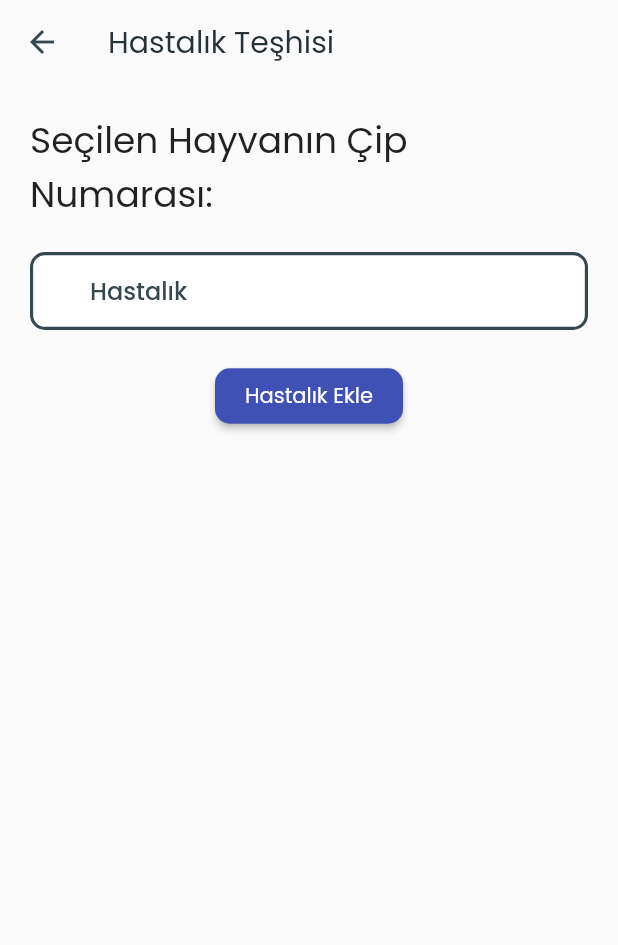
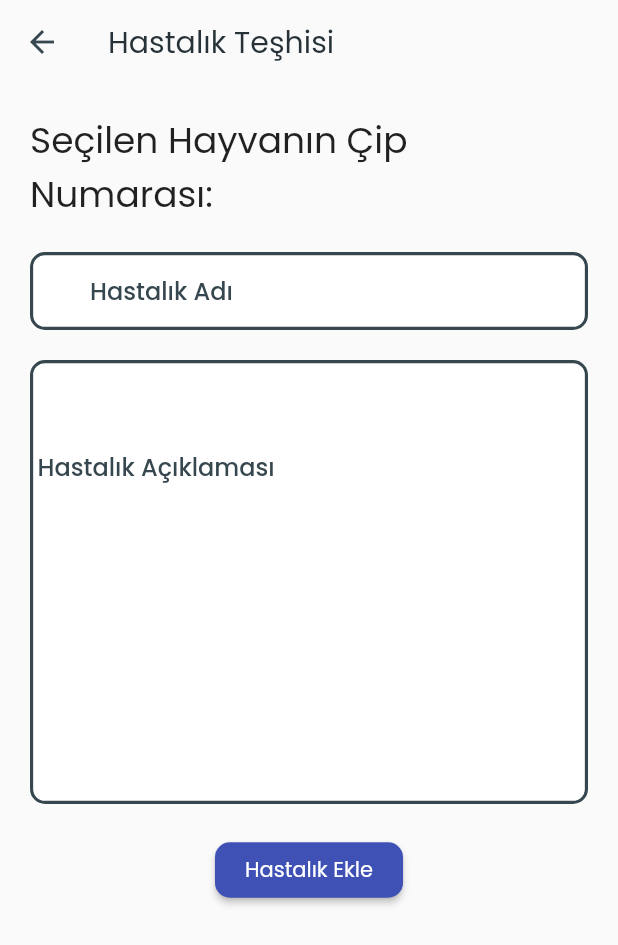
Before and after one commit to ElanurToptas/ANTHELION, a Flutter app: the DiseaseDiagnosisPage screen opened directly with empty values, after a tap on "Hastalık Ekle", on a phone screen of 412 x 824 dp. Shown: the top 945 px of the screen. Run offline on Flutter 3.47's test engine with Material 2 defaults, Android fonts, the phone set to English and light mode, and no system bars; our stand-ins replace cloud_firestore, file_picker, firebase_auth, firebase_core, firebase_storage, flutter_heatmap_calendar and 5 more; missing offline and left inert: flutter_pdfview; accounts and stored records are empty.

Commit message:
minor changes

```diff
--- a/lib/vet_pages/animal/disease_diagnosis.dart
+++ b/lib/vet_pages/animal/disease_diagnosis.dart
@@ -1,5 +1,6 @@
 import 'package:flutter/material.dart';
 import 'package:cloud_firestore/cloud_firestore.dart';
+import 'package:intl/intl.dart';
 
 class DiseaseDiagnosisPage extends StatefulWidget {
   final String chipNumber;
@@ -11,8 +12,10 @@ class DiseaseDiagnosisPage extends StatefulWidget {
 }
 
 class _DiseaseDiagnosisPageState extends State<DiseaseDiagnosisPage> {
-  final TextEditingController _diseaseController = TextEditingController();
-  List<String> diseases = [];
+  final TextEditingController _diseaseNameController = TextEditingController();
+  final TextEditingController _diseaseDescriptionController =
+      TextEditingController();
+  List<Map<String, dynamic>> diseases = [];
 
   @override
   void initState() {
@@ -28,16 +31,26 @@ class _DiseaseDiagnosisPageState extends State<DiseaseDiagnosisPage> {
 
     if (documentSnapshot.exists) {
       setState(() {
-        final data = documentSnapshot.data()
-            as Map<String, dynamic>?; // Dönüşümü gerçekleştirin
-        diseases = List<String>.from(data?['diseases'] ?? []);
+        final data = documentSnapshot.data() as Map<String, dynamic>?;
+
+        diseases = List<Map<String, dynamic>>.from(data?['diseases'] ?? []);
       });
     }
   }
 
   void addDisease() {
-    String newDisease = _diseaseController.text.trim();
-    if (newDisease.isNotEmpty) {
+    String diseaseName = _diseaseNameController.text.trim();
+    String diseaseDescription = _diseaseDescriptionController.text.trim();
+
+    if (diseaseName.isNotEmpty && diseaseDescription.isNotEmpty) {
+      String currentDate = DateFormat('dd/MM/yyyy').format(DateTime.now());
+
+      Map<String, dynamic> newDisease = {
+        'name': diseaseName,
+        'date': currentDate,
+        'description': diseaseDescription,
+      };
+
       setState(() {
         diseases.add(newDisease);
       });
@@ -49,11 +62,12 @@ class _DiseaseDiagnosisPageState extends State<DiseaseDiagnosisPage> {
         'diseases': FieldValue.arrayUnion([newDisease])
       });
 
-      _diseaseController.clear();
+      _diseaseNameController.clear();
+      _diseaseDescriptionController.clear();
     }
   }
 
-  void removeDisease(String disease) {
+  void removeDisease(Map<String, dynamic> disease) {
     showDialog(
       context: context,
       builder: (BuildContext context) {
@@ -63,7 +77,7 @@ class _DiseaseDiagnosisPageState extends State<DiseaseDiagnosisPage> {
           actions: [
             TextButton(
               onPressed: () {
-                Navigator.of(context).pop(); // Pencereyi kapat
+                Navigator.of(context).pop();
               },
               child: Text('İptal'),
             ),
@@ -80,7 +94,7 @@ class _DiseaseDiagnosisPageState extends State<DiseaseDiagnosisPage> {
                   'diseases': FieldValue.arrayRemove([disease])
                 });
 
-                Navigator.of(context).pop(); // Pencereyi kapat
+                Navigator.of(context).pop();
               },
               child: Text('Sil'),
             ),
@@ -90,19 +104,48 @@ class _DiseaseDiagnosisPageState extends State<DiseaseDiagnosisPage> {
     );
   }
 
-  @override
-  void dispose() {
-    _diseaseController.dispose();
-    super.dispose();
+  void showDiseaseDetails(Map<String, dynamic> disease) {
+    showDialog(
+      context: context,
+      builder: (BuildContext context) {
+        return AlertDialog(
+          title: Text(disease['name']),
+          content: Column(
+            crossAxisAlignment: CrossAxisAlignment.start,
+            mainAxisSize: MainAxisSize.min,
+            children: [
+              Text('Tarih: ${disease['date']}'),
+              SizedBox(height: 10),
+              Text('Açıklama: ${disease['description']}'),
+            ],
+          ),
+          actions: [
+            TextButton(
+              onPressed: () {
+                Navigator.of(context).pop();
+              },
+              child: Text('Kapat'),
+            ),
+          ],
+        );
+      },
+    );
   }
 
   @override
   Widget build(BuildContext context) {
+    diseases.sort((a, b) {
+      DateTime dateA = DateFormat('dd/MM/yyyy').parse(a['date']);
+      DateTime dateB = DateFormat('dd/MM/yyyy').parse(b['date']);
+      return dateB.compareTo(dateA);
+    });
+
     return Scaffold(
       appBar: AppBar(
         title: Text('Hastalık Teşhisi'),
       ),
-      body: Padding(
+      body: SingleChildScrollView(
+        child: Padding(
           padding: EdgeInsets.all(20),
           child: Column(
             children: [
@@ -111,10 +154,20 @@ class _DiseaseDiagnosisPageState extends State<DiseaseDiagnosisPage> {
                 style: TextStyle(fontSize: 24),
               ),
               SizedBox(height: 20),
-            TextField(
-              controller: _diseaseController,
+              TextFormField(
+                controller: _diseaseNameController,
                 decoration: InputDecoration(
-                labelText: 'Hastalık',
+                  labelText: 'Hastalık Adı',
+                ),
+              ),
+              SizedBox(height: 20),
+              TextFormField(
+                controller: _diseaseDescriptionController,
+                maxLines: 8,
+                decoration: InputDecoration(
+                  labelText: 'Hastalık Açıklaması',
+                  contentPadding:
+                      EdgeInsets.symmetric(vertical: 60.0, horizontal: 5),
                 ),
               ),
               SizedBox(height: 20),
@@ -129,7 +182,9 @@ class _DiseaseDiagnosisPageState extends State<DiseaseDiagnosisPage> {
                 itemBuilder: (context, index) {
                   final disease = diseases[index];
                   return ListTile(
-                  title: Text(disease),
+                    title: Text(disease['name']),
+                    subtitle: Text(disease['date']),
+                    onTap: () => showDiseaseDetails(disease),
                     trailing: IconButton(
                       icon: Icon(Icons.delete),
                       onPressed: () => removeDisease(disease),
@@ -140,6 +195,7 @@ class _DiseaseDiagnosisPageState extends State<DiseaseDiagnosisPage> {
             ],
           ),
         ),
+      ),
     );
   }
 }
```
Also changed, not shown: lib/vet_pages/vet_profile/edit_profile.dart (+35 -11 lines). Lines whose indentation alone changed are shown as unchanged.
